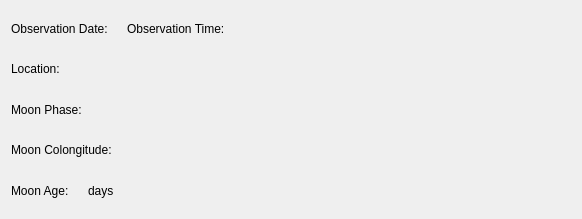
First picture: the form in python/res/ui/widgets/moon_info_tab.ui, repository mareuter/lunar-club-tools, before the edit.
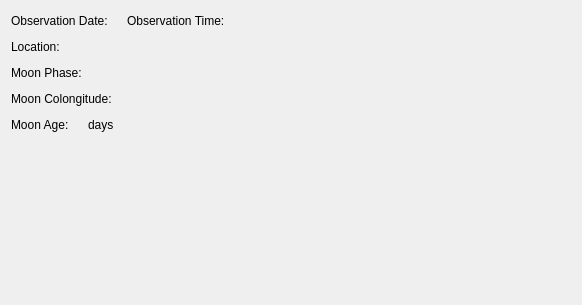
Second picture: the form after the edit.

Commit message: Refs #8. Making current information not really move when window is resized.

Patch:
```diff
--- a/python/res/ui/widgets/moon_info_tab.ui
+++ b/python/res/ui/widgets/moon_info_tab.ui
@@ -7,7 +7,7 @@
     <x>0</x>
     <y>0</y>
     <width>582</width>
-    <height>219</height>
+    <height>305</height>
    </rect>
   </property>
   <property name="windowTitle">
@@ -190,6 +190,19 @@
      </item>
     </layout>
    </item>
+   <item row="5" column="0">
+    <spacer name="verticalSpacer">
+     <property name="orientation">
+      <enum>Qt::Vertical</enum>
+     </property>
+     <property name="sizeHint" stdset="0">
+      <size>
+       <width>20</width>
+       <height>135</height>
+      </size>
+     </property>
+    </spacer>
+   </item>
   </layout>
  </widget>
  <resources/>
```
